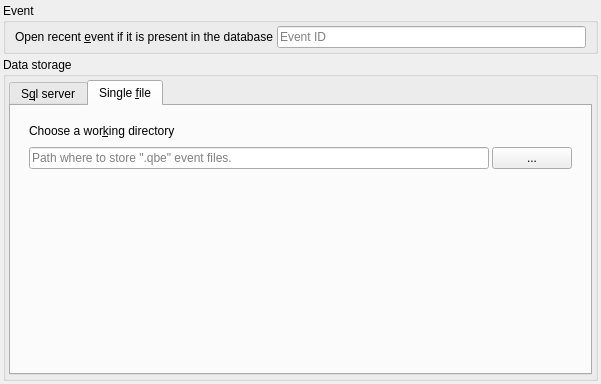
Before: the Qt Designer form quickevent/app/plugins/Event/src/connectdbdialogwidget.ui in Quick-Event/quickbox, drawn with Qt 5.
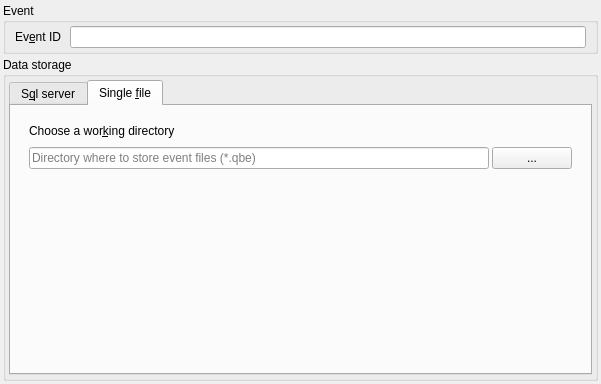
After: the same form once the commit is applied. The open tabs and pages were chosen to show the change.

Patch:
```diff
--- a/quickevent/app/plugins/Event/src/connectdbdialogwidget.ui
+++ b/quickevent/app/plugins/Event/src/connectdbdialogwidget.ui
@@ -33,7 +33,7 @@
      </property>
      <layout class="QHBoxLayout" name="horizontalLayout">
       <property name="spacing">
-       <number>4</number>
+       <number>9</number>
       </property>
       <property name="leftMargin">
        <number>9</number>
@@ -50,7 +50,7 @@
       <item>
        <widget class="QLabel" name="label_5">
         <property name="text">
-         <string>Open recent &amp;event if it is present in the database</string>
+         <string>Ev&amp;ent ID</string>
         </property>
         <property name="buddy">
          <cstring>edEventName</cstring>
@@ -59,8 +59,8 @@
       </item>
       <item>
        <widget class="QLineEdit" name="edEventName">
-        <property name="placeholderText">
-         <string>Event ID</string>
+        <property name="toolTip">
+         <string>Open the event right away if it is found in the database, ignore this field otherwise.</string>
         </property>
         <property name="clearButtonEnabled">
          <bool>true</bool>
@@ -236,7 +236,7 @@
             <item>
              <widget class="QLineEdit" name="edSingleWorkingDir">
               <property name="placeholderText">
-               <string>Path where to store &quot;.qbe&quot; event files. </string>
+               <string>Directory where to store event files (*.qbe)</string>
               </property>
               <property name="clearButtonEnabled">
                <bool>true</bool>
```
